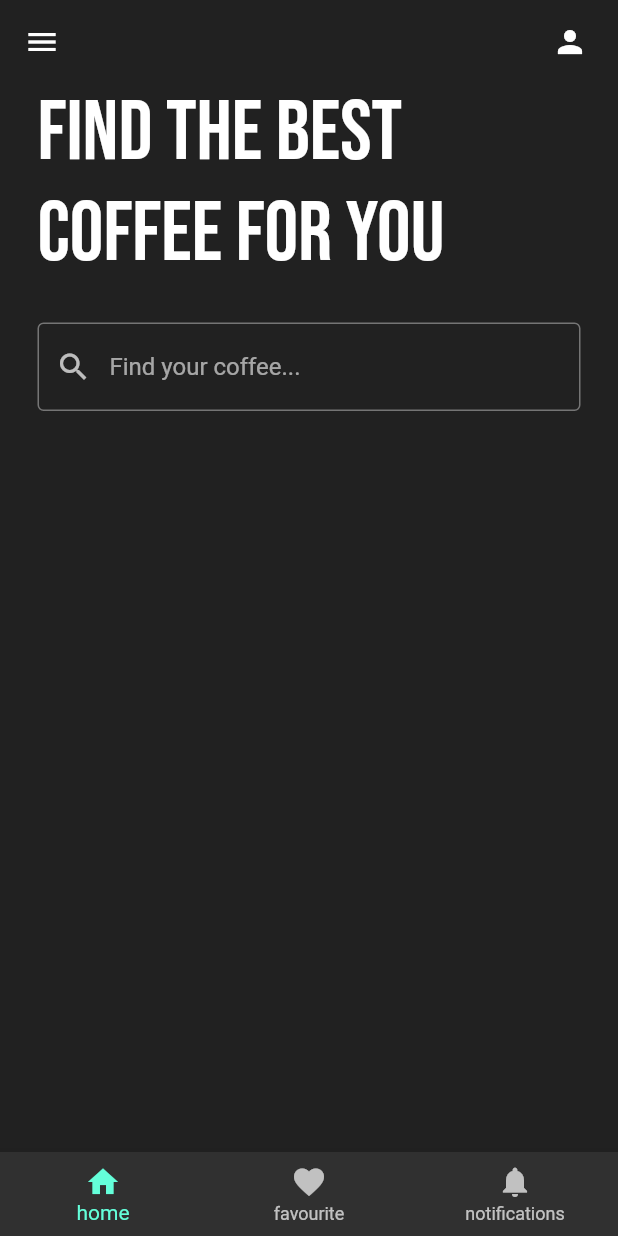
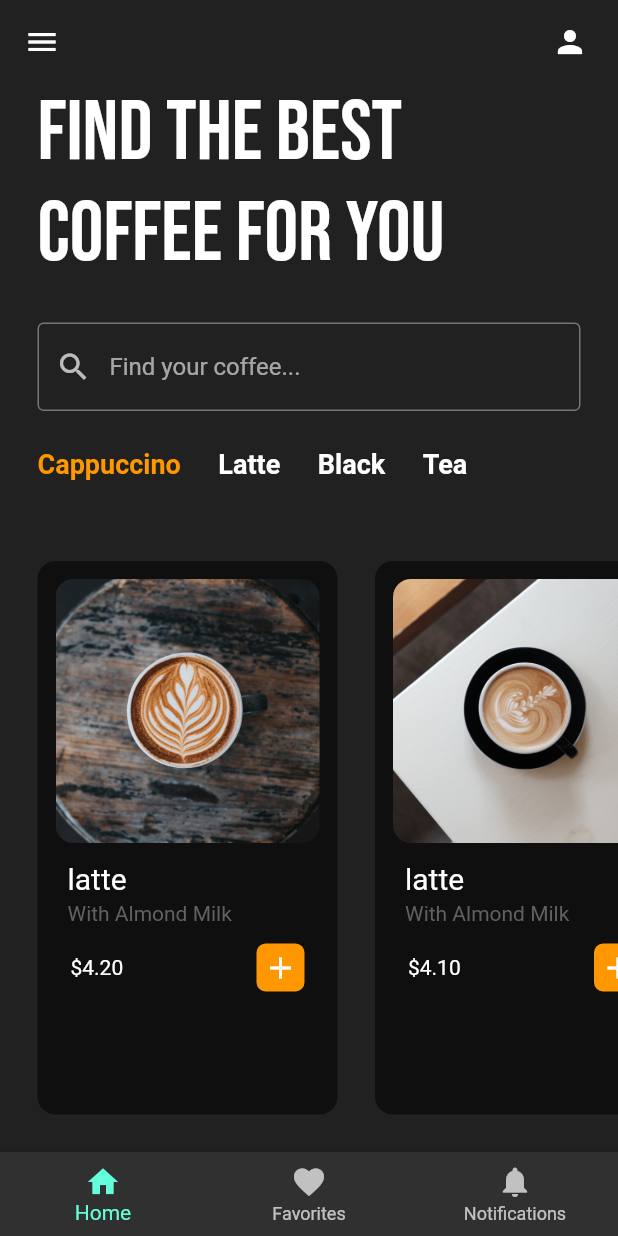
Before and after one commit to ankushcode611/coffee-app-ui, a Flutter app: the screen it shows after launch, on a phone screen of 412 x 824 dp. Run offline on Flutter 3.47's test engine with Material 2 defaults, Android fonts, the phone set to English and light mode, and no system bars; our stand-ins replace google_fonts.

Commit message:
day 2 complete

```diff
--- a/lib/pages/home_page.dart
+++ b/lib/pages/home_page.dart
@@ -1,16 +1,38 @@
 // ignore_for_file: prefer_const_constructors, prefer_const_literals_to_create_immutables
 
+import 'package:coffeeappui/util/coffee_tile.dart';
+import 'package:coffeeappui/util/coffee_type.dart';
 import 'package:flutter/material.dart';
 import 'package:google_fonts/google_fonts.dart';
 
 class HomePage extends StatefulWidget {
-  const HomePage({super.key});
+  const HomePage({Key? key}) : super(key: key);
 
   @override
   State<HomePage> createState() => _HomePageState();
 }
 
 class _HomePageState extends State<HomePage> {
+  // List of coffee types
+  final List coffeeTypes = [
+    // [ coffee type, isSelected ]
+    ['Cappuccino', true],
+    ['Latte', false],
+    ['Black', false],
+    ['Tea', false],
+  ];
+
+  // User tapped on coffee types
+  void coffeeTypeSelected(int index) {
+    setState(() {
+      //this for loop makes every selection false
+      for (int i = 0; i < coffeeTypes.length; i++) {
+        coffeeTypes[i][1] = false;
+      }
+      coffeeTypes[index][1] = true;
+    });
+  }
+
   @override
   Widget build(BuildContext context) {
     return Scaffold(
@@ -26,23 +48,25 @@ class _HomePageState extends State<HomePage> {
           )
         ],
       ),
-      bottomNavigationBar: BottomNavigationBar(items: [
+      bottomNavigationBar: BottomNavigationBar(
+        items: [
           BottomNavigationBarItem(
             icon: Icon(Icons.home),
-          label: 'home',
+            label: 'Home',
           ),
           BottomNavigationBarItem(
             icon: Icon(Icons.favorite),
-          label: 'favourite',
+            label: 'Favorites',
           ),
           BottomNavigationBarItem(
             icon: Icon(Icons.notifications),
-          label: 'notifications',
+            label: 'Notifications',
           ),
-      ]),
+        ],
+      ),
       body: Column(
         children: [
-          //fig the best coffee for you
+          // Find the best coffee for you
           Padding(
             padding: const EdgeInsets.symmetric(horizontal: 25.0),
             child: Text(
@@ -52,12 +76,8 @@ class _HomePageState extends State<HomePage> {
               ),
             ),
           ),
-
-          SizedBox(
-            height: 25,
-          ),
-          //search bar
-
+          SizedBox(height: 25),
+          // Search bar
           Padding(
             padding: const EdgeInsets.symmetric(horizontal: 25.0),
             child: TextField(
@@ -73,17 +93,48 @@ class _HomePageState extends State<HomePage> {
               ),
             ),
           ),
-
-          SizedBox(
-            height: 25,
+          SizedBox(height: 25),
+          // Horizontal list view of coffee types
+          Container(
+            height: 50,
+            child: ListView.builder(
+              scrollDirection: Axis.horizontal,
+              itemCount: coffeeTypes.length,
+              itemBuilder: (context, index) {
+                return CoffeeType(
+                  coffeeType: coffeeTypes[index][0],
+                  isSelected: coffeeTypes[index][1],
+                  onTap: () {
+                    coffeeTypeSelected(index);
+                  },
+                );
+              },
             ),
-          //horizonatal listview of coffee
-
+          ),
+          SizedBox(height: 25),
+          // Horizontal list view of coffee
           Expanded(
             child: ListView(
               scrollDirection: Axis.horizontal,
-            children: [],
-          ))
+              children: [
+                CoffeeTile(
+                  coffeeImagePath: 'lib/images/latte.jpg',
+                  coffeeName: 'latte',
+                  coffeePrice: '4.20',
+                ),
+                CoffeeTile(
+                  coffeeImagePath: 'lib/images/cappucino.jpg',
+                  coffeeName: 'latte',
+                  coffeePrice: '4.10',
+                ),
+                CoffeeTile(
+                  coffeeImagePath: 'lib/images/milk.jpg',
+                  coffeeName: 'milk',
+                  coffeePrice: '4.5',
+                ),
+              ],
+            ),
+          ),
         ],
       ),
     );
--- /dev/null
+++ b/lib/util/coffee_type.dart
@@ -0,0 +1,33 @@
+// ignore_for_file: prefer_const_constructors
+
+import 'package:flutter/material.dart';
+
+class CoffeeType extends StatelessWidget {
+  final String coffeeType;
+  final bool isSelected;
+  final VoidCallback onTap;
+
+  CoffeeType({
+    required this.coffeeType,
+    required this.isSelected,
+    required this.onTap,
+  });
+
+  @override
+  Widget build(BuildContext context) {
+    return GestureDetector(
+      onTap: onTap,
+      child: Padding(
+        padding: const EdgeInsets.only(left: 25.0),
+        child: Text(
+          coffeeType,
+          style: TextStyle(
+            fontSize: 18,
+            fontWeight: FontWeight.bold,
+            color: isSelected ? Colors.orange : Colors.white,
+          ),
+        ),
+      ),
+    );
+  }
+}
```
Also changed, not shown: lib/images/cappucino.jpg, lib/images/latte.jpg, lib/images/milk.jpg. Lines whose indentation alone changed are shown as unchanged.
